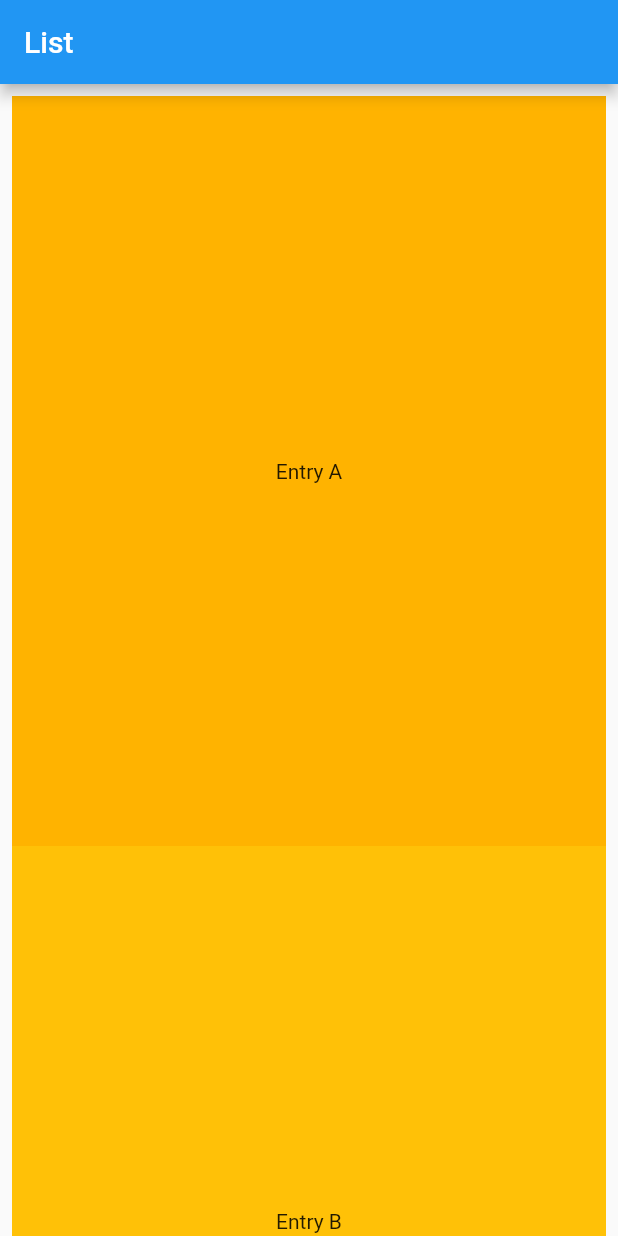
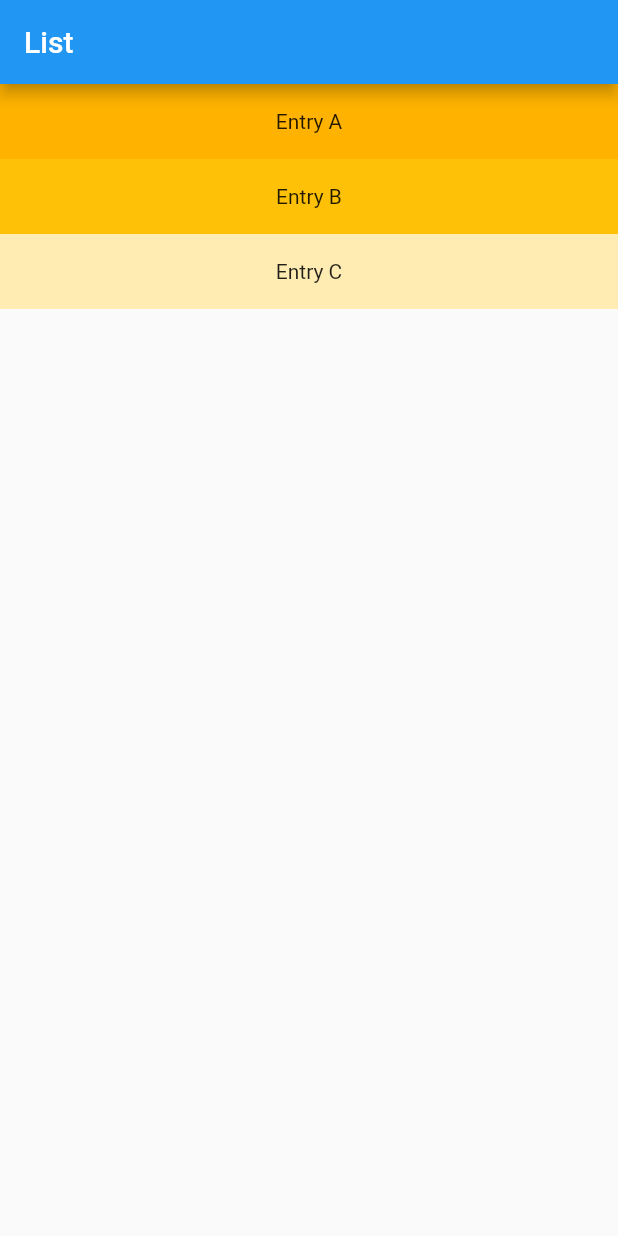
Before and after one commit to abhashdc/LearningFlutter, a Flutter app: the screen it shows after launch, on a phone screen of 412 x 824 dp. Run offline on Flutter 3.47's test engine with Material 2 defaults, Android fonts, the phone set to English and light mode, and no system bars.

Commit message:
Completed listview

```diff
--- a/lib/main.dart
+++ b/lib/main.dart
@@ -11,7 +11,7 @@ class CustomWidget extends StatelessWidget {
         appBar: AppBar(
           title: Text('List'),
         ),
-        body: CustomListView(),
+        body: DummyProgram(),
       ),
     );
   }
```
